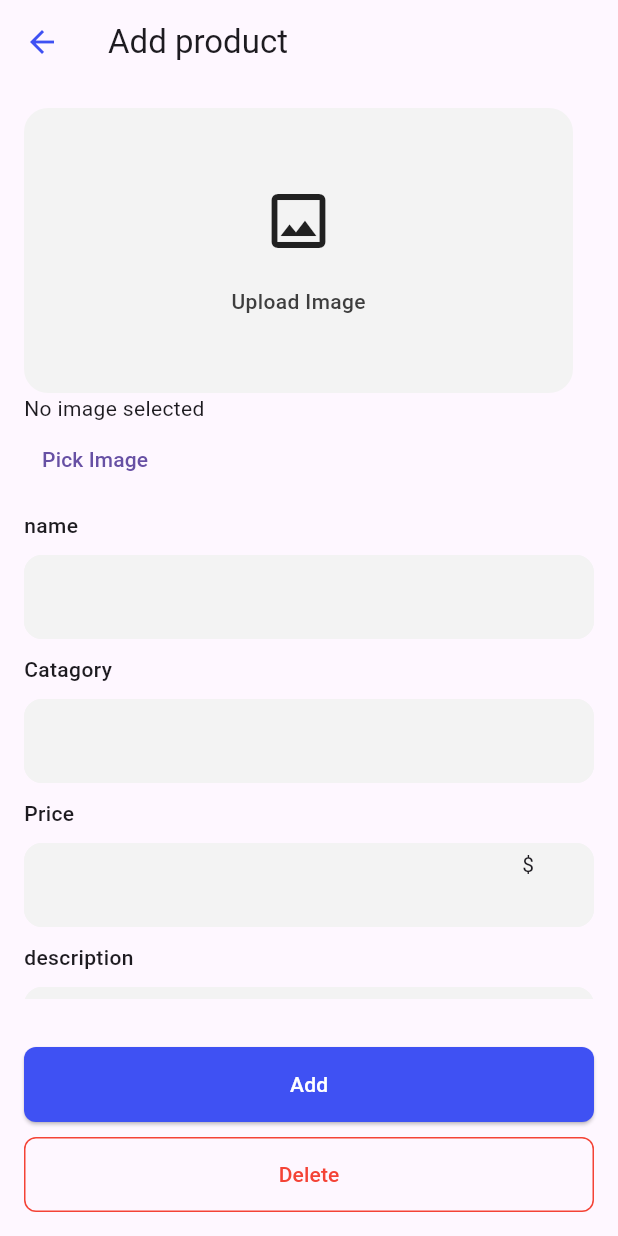
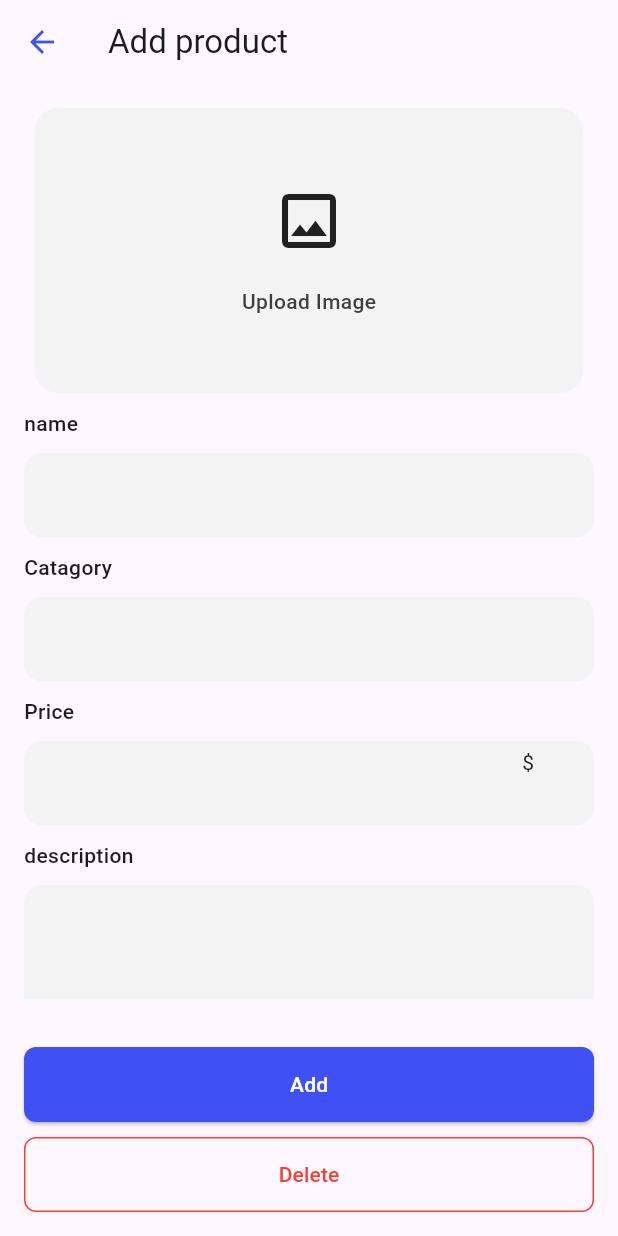
Before and after one commit to Ramsi97/2025-project-phase-mobile-tasks, a Flutter app: the AddOrUpdatePage screen opened by its route, on a phone screen of 412 x 824 dp. Run offline on Flutter 3.47's test engine with Material 3 defaults, Android fonts, the phone set to English and light mode, and no system bars; our stand-ins replace image_picker; Roboto replaces fonts that are missing (Poppins).

Commit message:
passing data between pages

```diff
--- a/mobile/Remedan/task_6/lib/add_or_update_page.dart
+++ b/mobile/Remedan/task_6/lib/add_or_update_page.dart
@@ -12,6 +12,10 @@ class AddOrUpdatePage extends StatefulWidget {
 class _AddOrUpdatePageState extends State<AddOrUpdatePage> {
   final _formKey = GlobalKey<FormState>();
   final TextEditingController _nameController = TextEditingController();
+  final TextEditingController _priceController = TextEditingController();
+  final TextEditingController _catagoryController = TextEditingController();
+  final TextEditingController _descriptionController = TextEditingController();
+
   XFile? _imageFile;
 
   final ImagePicker _picker = ImagePicker();
@@ -39,7 +43,9 @@ class _AddOrUpdatePageState extends State<AddOrUpdatePage> {
               crossAxisAlignment: CrossAxisAlignment.start,
               children: [
                 GestureDetector(
-                  onTap: () {},
+                  onTap: _pickImage,
+                  child: _imageFile == null
+                      ? Center(
                           child: Container(
                             width: 366,
                             height: 190,
@@ -67,12 +73,14 @@ class _AddOrUpdatePageState extends State<AddOrUpdatePage> {
                               ),
                             ),
                           ),
+                        )
+                      : Center(
+                          child: Image.file(
+                            File(_imageFile!.path),
+                            height: 190,
                           ),
-
-                _imageFile != null
-                    ? Image.file(File(_imageFile!.path), height: 150)
-                    : Text("No image selected"),
-                TextButton(onPressed: _pickImage, child: Text("Pick Image")),
+                        ),
+                ),
 
                 // image accepter form
                 SizedBox(height: 10),
@@ -89,6 +97,7 @@ class _AddOrUpdatePageState extends State<AddOrUpdatePage> {
                 SizedBox(height: 10),
 
                 TextFormField(
+                  controller: _nameController,
                   decoration: InputDecoration(
                     filled: true,
                     fillColor: Color.fromRGBO(243, 243, 243, 1),
@@ -128,6 +137,7 @@ class _AddOrUpdatePageState extends State<AddOrUpdatePage> {
                 SizedBox(height: 10),
 
                 TextFormField(
+                  controller: _catagoryController,
                   decoration: InputDecoration(
                     filled: true,
                     fillColor: Color.fromRGBO(243, 243, 243, 1),
@@ -166,6 +176,7 @@ class _AddOrUpdatePageState extends State<AddOrUpdatePage> {
                 SizedBox(height: 10),
 
                 TextFormField(
+                  controller: _priceController,
                   decoration: InputDecoration(
                     filled: true,
                     fillColor: Color.fromRGBO(243, 243, 243, 1),
@@ -186,7 +197,11 @@ class _AddOrUpdatePageState extends State<AddOrUpdatePage> {
                   ),
                   validator: (value) {
                     if (value == null || value.isEmpty) {
-                      return "invalid";
+                      return "please enter price";
+                    }
+
+                    if (int.tryParse(value) == null) {
+                      return "Please enter only integers";
                     }
                     return null;
                   },
@@ -206,6 +221,7 @@ class _AddOrUpdatePageState extends State<AddOrUpdatePage> {
                 SizedBox(height: 10),
 
                 TextFormField(
+                  controller: _descriptionController,
                   minLines: 5,
                   maxLines: 15,
                   decoration: InputDecoration(
@@ -225,15 +241,7 @@ class _AddOrUpdatePageState extends State<AddOrUpdatePage> {
                       ),
                     ),
                   ),
-
-                  validator: (value) {
-                    if (value == null || value.isEmpty) {
-                      return "Invalid";
-                    }
-                    return null;
-                  },
                 ),
-
                 // updated until this
               ],
             ),
@@ -244,8 +252,7 @@ class _AddOrUpdatePageState extends State<AddOrUpdatePage> {
       bottomNavigationBar: Padding(
         padding: EdgeInsets.all(16.0),
         child: Column(
-          mainAxisSize: MainAxisSize
-              .min, // So it only takes as much vertical space as needed
+          mainAxisSize: MainAxisSize.min,
           children: [
             SizedBox(height: 16),
             SizedBox(
@@ -260,7 +267,24 @@ class _AddOrUpdatePageState extends State<AddOrUpdatePage> {
                   foregroundColor: Colors.white,
                 ),
                 onPressed: () {
-                  if (_formKey.currentState!.validate()) {}
+                  if (_formKey.currentState!.validate() && _imageFile != null) {
+                    final product = Product(
+                      name: _nameController.text,
+                      catagory: _catagoryController.text,
+                      price: int.parse(_priceController.text),
+                      description: _descriptionController.text,
+                      imagefile: _imageFile!.path,
+                    );
+                    Navigator.pop(context, product);
+                  } else if (_imageFile == null) {
+                    ScaffoldMessenger.of(context).showSnackBar(
+                      SnackBar(
+                        content: Text(
+                          "Please complete all fields and pick an image",
+                        ),
+                      ),
+                    );
+                  }
                 },
                 child: Text("Add"),
               ),
@@ -280,6 +304,9 @@ class _AddOrUpdatePageState extends State<AddOrUpdatePage> {
                 ),
                 onPressed: () {
                   _formKey.currentState!.reset();
+                  setState(() {
+                    _imageFile = null;
+                  });
                 },
                 child: Text("Delete"),
               ),
@@ -290,3 +317,19 @@ class _AddOrUpdatePageState extends State<AddOrUpdatePage> {
     );
   }
 }
+
+class Product {
+  final String name;
+  final String catagory;
+  final int price;
+  final String description;
+  final String imagefile;
+
+  Product({
+    required this.name,
+    required this.catagory,
+    required this.price,
+    required this.description,
+    required this.imagefile,
+  });
+}
```
Lines whose indentation alone changed are shown as unchanged.
